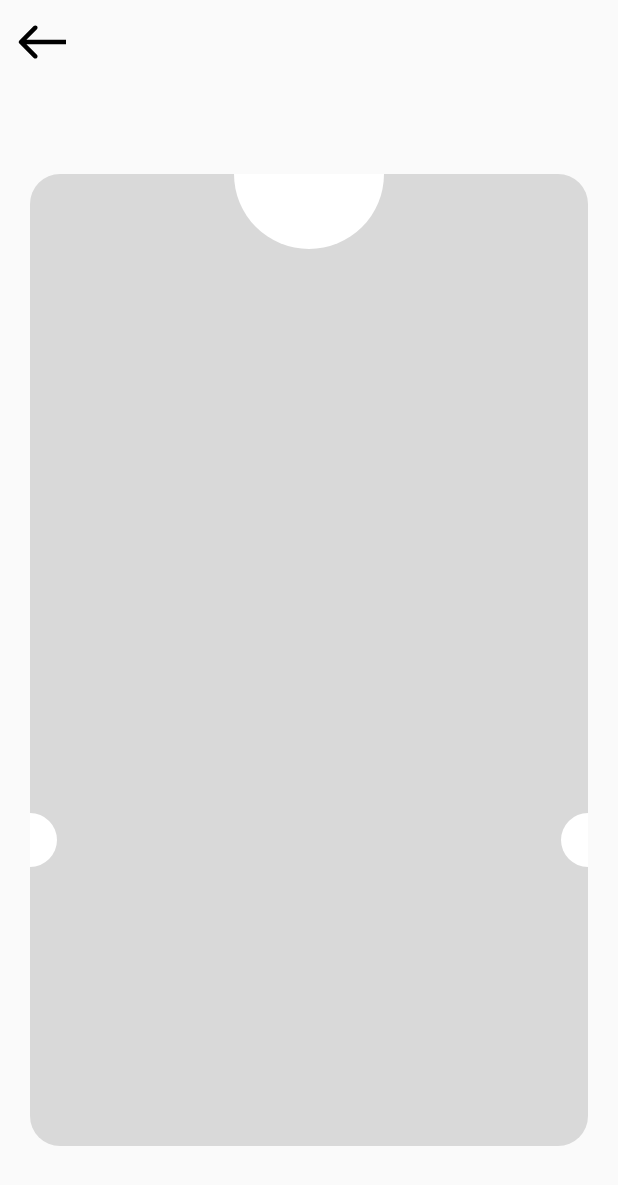
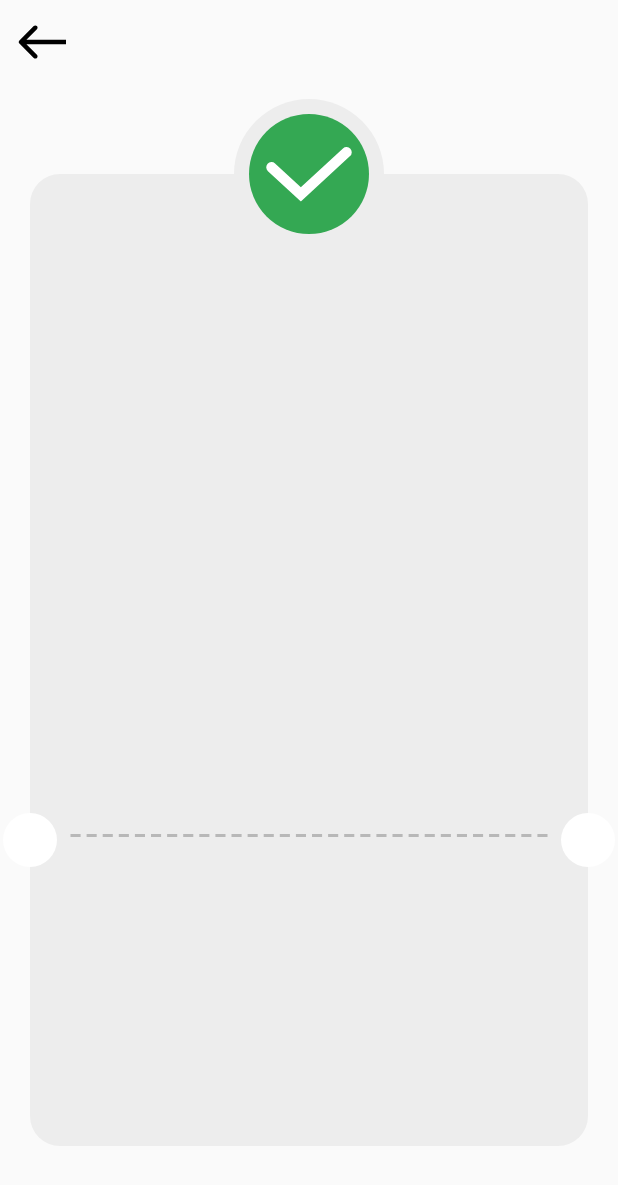
Before and after one commit to OmarAlex00/Payment-feature, a Flutter app: the screen it shows after launch, on a phone screen of 412 x 824 dp. Shown: the top 1185 px of the screen. Run offline on Flutter 3.47's test engine with Material 2 defaults, Android fonts, the phone set to English and light mode, and no system bars; our stand-ins replace flutter_credit_card, flutter_svg.

Commit message:
payment complete container and stack UI done

```diff
--- a/lib/core/utils/app_colors.dart
+++ b/lib/core/utils/app_colors.dart
@@ -5,5 +5,5 @@ class AppColors {
   static const Color primaryTextColor = Colors.black;
   static const Color primaryBackground = Colors.white;
   static const Color blackWithOpacity = Color(0xff7F7F7F);
-  static const Color paymentSuccessBody = Color(0xFFD9D9D9);
+  static const Color paymentSuccessBody = Color(0xFFEDEDED);
 }
--- a/lib/core/utils/asset_manager.dart
+++ b/lib/core/utils/asset_manager.dart
@@ -10,4 +10,5 @@ class AssetManager {
   static const String creditFramePath = '${imagePath}Credit_Frame.png';
   static const String testBarCodePath = '${imagePath}Test_BarCode.png';
   static const String masterCardPath = '${imagePath}Mastercard_Logo.svg';
+  static const String checkMarkPath = '${iconsPath}Check_Mark.svg';
 }
--- a/lib/features/payment_feature/presentation/views/screens/payment_complete_screen.dart
+++ b/lib/features/payment_feature/presentation/views/screens/payment_complete_screen.dart
@@ -1,4 +1,5 @@
 import 'package:checkout_feature/core/widgets/custom_app_bar.dart';
+import 'package:checkout_feature/features/payment_feature/presentation/views/widgets/payment_complete_body.dart';
 import 'package:flutter/material.dart';
 
 class PaymentCompleteScreen extends StatelessWidget {
@@ -12,51 +13,3 @@ class PaymentCompleteScreen extends StatelessWidget {
     );
   }
 }
-
-class PaymentCompleteBody extends StatelessWidget {
-  const PaymentCompleteBody({super.key});
-
-  @override
-  Widget build(BuildContext context) {
-    return Padding(
-      padding: const EdgeInsets.symmetric(vertical: 60, horizontal: 20),
-      child: Stack(
-        children: [
-          Container(
-            decoration: ShapeDecoration(
-              color: const Color(0xFFD9D9D9),
-              shape: RoundedRectangleBorder(
-                borderRadius: BorderRadius.circular(20),
-              ),
-            ),
-          ),
-          Positioned(
-            bottom: MediaQuery.of(context).size.height * .25 - 20,
-            left: -18,
-            child: const CircleAvatar(
-              radius: 18,
-              backgroundColor: Colors.white,
-            ),
-          ),
-          Positioned(
-            bottom: MediaQuery.of(context).size.height * .25 - 20,
-            right: -18,
-            child: const CircleAvatar(
-              radius: 18,
-              backgroundColor: Colors.white,
-            ),
-          ),
-          const Positioned(
-            right: 0,
-            left: 0,
-            top: -50,
-            child: CircleAvatar(
-              radius: 50,
-              backgroundColor: Colors.white,
-            ),
-          ),
-        ],
-      ),
-    );
-  }
-}
--- /dev/null
+++ b/lib/features/payment_feature/presentation/views/widgets/custom_dashed_divider.dart
@@ -0,0 +1,21 @@
+import 'package:flutter/material.dart';
+
+class CustomDashedDivider extends StatelessWidget {
+  const CustomDashedDivider({
+    super.key,
+  });
+
+  @override
+  Widget build(BuildContext context) {
+    return Row(
+      children: List.generate(
+          30,
+          (index) => Expanded(
+                child: Padding(
+                  padding: const EdgeInsets.symmetric(horizontal: 2),
+                  child: Container(height: 2, color: const Color(0xffB8B8B8)),
+                ),
+              )),
+    );
+  }
+}
--- a/lib/features/payment_feature/presentation/views/widgets/payment_complete_body.dart
+++ b/lib/features/payment_feature/presentation/views/widgets/payment_complete_body.dart
@@ -0,0 +1,57 @@
+import 'package:checkout_feature/core/utils/app_colors.dart';
+import 'package:checkout_feature/core/utils/asset_manager.dart';
+import 'package:checkout_feature/features/payment_feature/presentation/views/widgets/custom_dashed_divider.dart';
+import 'package:checkout_feature/features/payment_feature/presentation/views/widgets/thank_you_container.dart';
+import 'package:flutter/material.dart';
+import 'package:flutter_svg/flutter_svg.dart';
+
+class PaymentCompleteBody extends StatelessWidget {
+  const PaymentCompleteBody({super.key});
+
+  @override
+  Widget build(BuildContext context) {
+    return Padding(
+      padding: const EdgeInsets.symmetric(vertical: 60, horizontal: 20),
+      child: Stack(
+        clipBehavior: Clip.none,
+        children: [
+          const ThankYouContainer(),
+          Positioned(
+            bottom: MediaQuery.of(context).size.height * .25 - 20,
+            left: -18,
+            child: const CircleAvatar(
+              radius: 18,
+              backgroundColor: AppColors.primaryBackground,
+            ),
+          ),
+          Positioned(
+            bottom: MediaQuery.of(context).size.height * .25 - 20,
+            right: -18,
+            child: const CircleAvatar(
+              radius: 18,
+              backgroundColor: AppColors.primaryBackground,
+            ),
+          ),
+          Positioned(
+            right: 0,
+            left: 0,
+            top: -50,
+            child: CircleAvatar(
+              radius: 50,
+              backgroundColor: AppColors.paymentSuccessBody,
+              child: CircleAvatar(
+                  radius: 40,
+                  backgroundColor: AppColors.buttonsColors,
+                  child: SvgPicture.asset(AssetManager.checkMarkPath)),
+            ),
+          ),
+          Positioned(
+              bottom: MediaQuery.of(context).size.height * .25,
+              left: 25,
+              right: 25,
+              child: const CustomDashedDivider()),
+        ],
+      ),
+    );
+  }
+}
--- /dev/null
+++ b/lib/features/payment_feature/presentation/views/widgets/thank_you_container.dart
@@ -0,0 +1,21 @@
+import 'package:checkout_feature/core/utils/app_colors.dart';
+import 'package:flutter/material.dart';
+
+class ThankYouContainer extends StatelessWidget {
+  const ThankYouContainer({
+    super.key,
+  });
+
+  @override
+  Widget build(BuildContext context) {
+    return Container(
+      width: double.infinity,
+      decoration: ShapeDecoration(
+        color: AppColors.paymentSuccessBody,
+        shape: RoundedRectangleBorder(
+          borderRadius: BorderRadius.circular(20),
+        ),
+      ),
+    );
+  }
+}
```
Also changed, not shown: assets/icons/Check_Mark.svg (added).
